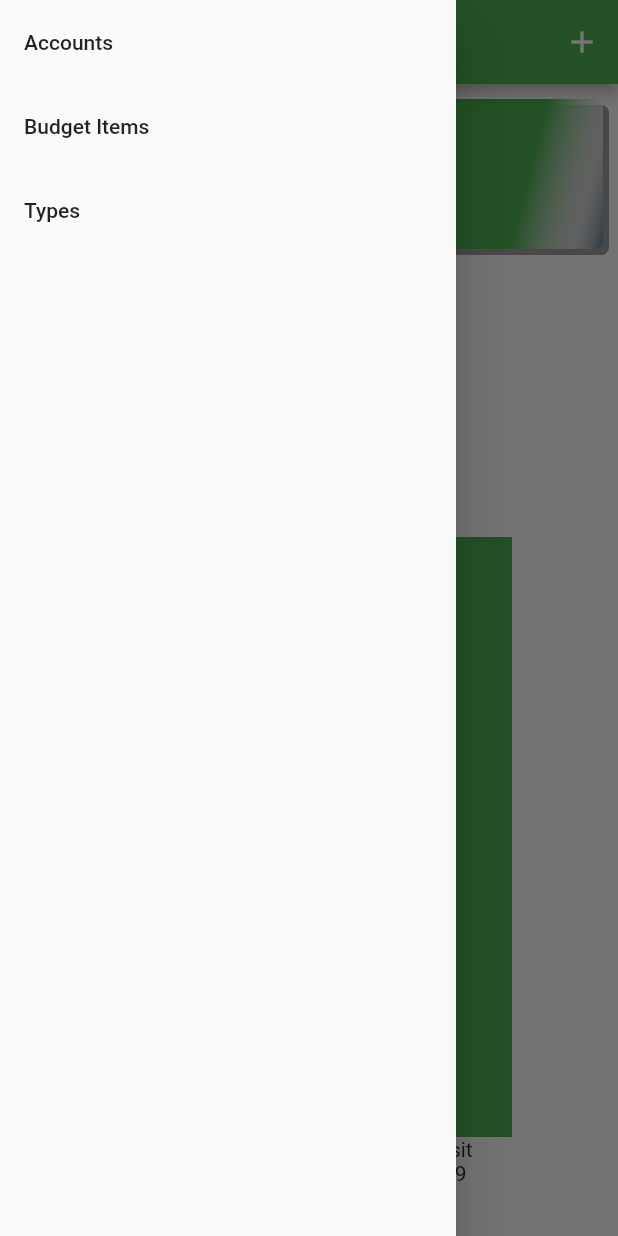
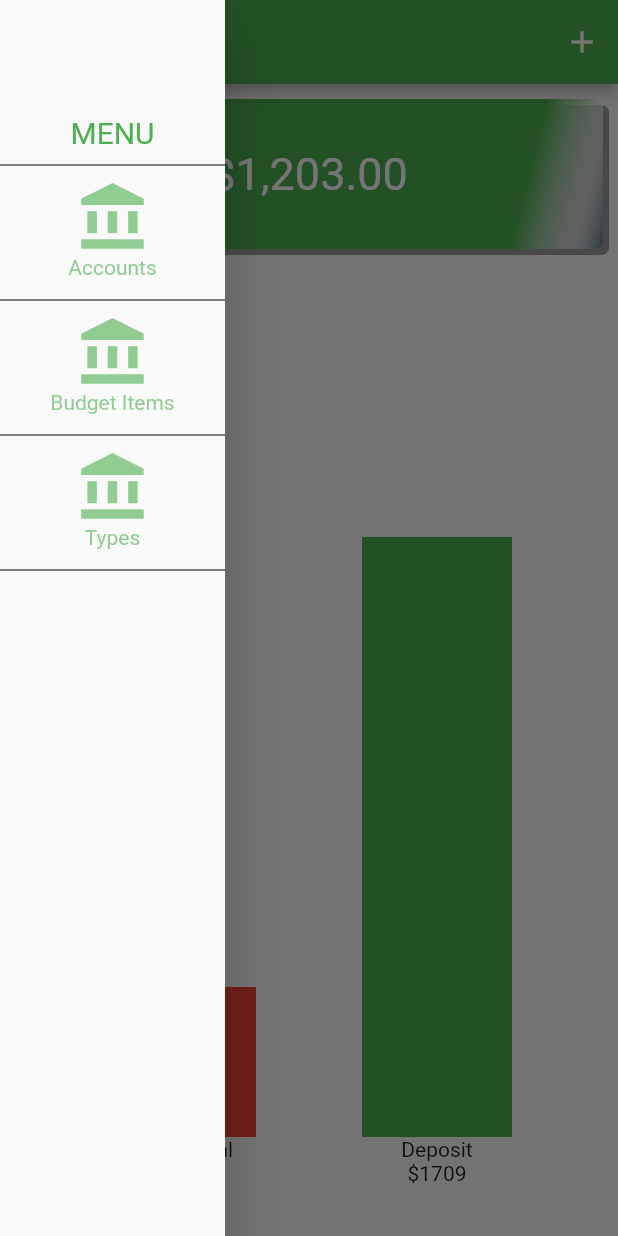
Before and after one commit to adamjohnlea/SpendTracker, a Flutter app: the screen it shows after launch, with the side drawer open, on a phone screen of 412 x 824 dp. Run offline on Flutter 3.47's test engine with Material 2 defaults, Android fonts, the phone set to English and light mode, and no system bars.

Commit message:
complete initial menu and routes

```diff
--- a/lib/widgets/index.dart
+++ b/lib/widgets/index.dart
@@ -3,3 +3,4 @@ library pages;
 export 'barline.dart';
 export 'menu.dart';
 export 'total_budget.dart';
+export 'menu_item.dart';
--- a/lib/widgets/menu.dart
+++ b/lib/widgets/menu.dart
@@ -1,24 +1,64 @@
 import 'package:flutter/material.dart';
+import 'package:spendtracker/widgets/index.dart';
 
 class Menu extends StatelessWidget {
+
   @override
   Widget build(BuildContext context) {
-    return Drawer(
+    var color = Theme.of(context).primaryColor;
+
+    return SizedBox(
+      width: 150.0,
+      child: Drawer(
         child: Column(
           children: <Widget>[
-          ListTile(
-              title: Text("Accounts"),
-            onTap: () => Navigator.of(context).pushNamed('/accounts'),
+            Container(
+              height: 100.0,
+              alignment: Alignment.bottomCenter,
+              child: Text(
+                "MENU",
+                style: TextStyle(
+                    fontSize: 20.0,
+                    color: color
                 ),
-          ListTile(
-            title: Text("Budget Items"),
-            onTap: () => Navigator.of(context).pushNamed('/items'),
               ),
-          ListTile(
-            title: Text("Types"),
-            onTap: () => Navigator.of(context).pushNamed('/types'),
+            ),
+            Divider(
+              height: 20.0,
+              color: Colors.black,
+            ),
+            MenuItem(
+              color: color,
+              title: "Accounts",
+              icon: Icons.account_balance,
+              onTap: () => MenuItem.onNavigate(context, '/accounts'),
+            ),
+            Divider(
+              height: 20.0,
+              color: Colors.black,
+            ),
+            MenuItem(
+              color: color,
+              title: "Budget Items",
+              icon: Icons.account_balance,
+              onTap: () => MenuItem.onNavigate(context, '/items'),
+            ),
+            Divider(
+              height: 20.0,
+              color: Colors.black,
+            ),
+            MenuItem(
+              color: color,
+              title: "Types",
+              icon: Icons.account_balance,
+              onTap: () => MenuItem.onNavigate(context, '/types'),
+            ),
+            Divider(
+              height: 20.0,
+              color: Colors.black,
             ),
           ],
+        ),
       ),
     );
   }
--- /dev/null
+++ b/lib/widgets/menu_item.dart
@@ -0,0 +1,45 @@
+import 'package:flutter/material.dart';
+
+class MenuItem extends StatelessWidget {
+  final Color color;
+  final String title;
+  final IconData icon;
+
+  final Function onTap;
+
+  static void onNavigate(BuildContext context, String uri) {
+    Navigator.of(context).pop();
+    Navigator.of(context).pushNamed(uri);
+  }
+
+  MenuItem({
+    @required this.color,
+    @required this.title,
+    @required this.icon,
+    @required this.onTap
+  });
+
+  @override
+  Widget build(BuildContext context) {
+    return InkWell(
+      onTap: () => onTap(),
+      child: Opacity(
+        opacity: 0.6,
+        child: Container(
+          height: 70.0,
+          alignment: Alignment.center,
+          child: Column(
+            children: <Widget>[
+              Icon(icon, color: color, size: 50.0),
+              Text(
+                title,
+                style: TextStyle(color: color, fontSize: 14),
+              )
+            ],
+          ),
+        ),
+      ),
+    );
+  }
+
+}
```
Lines whose indentation alone changed are shown as unchanged.
